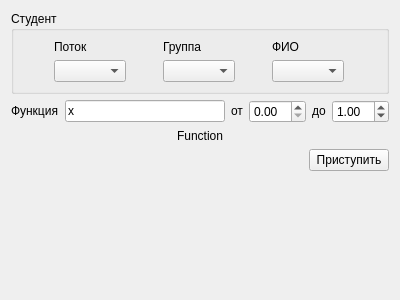
Qt form client/gui/UI/TaskChoiceWidget.ui (alexe-mgn/MonteCarloTrainer) before a commit.
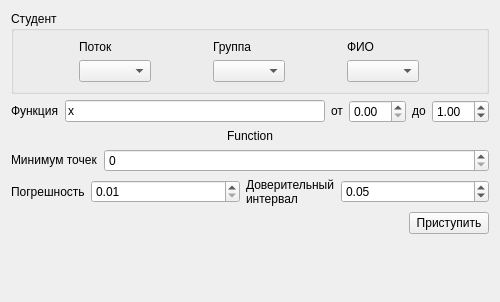
The same form after that commit.

Commit message: Added ERROR step, added points, error and confidence to Task.

```diff
--- a/client/gui/UI/TaskChoiceWidget.ui
+++ b/client/gui/UI/TaskChoiceWidget.ui
@@ -6,8 +6,8 @@
    <rect>
     <x>0</x>
     <y>0</y>
-    <width>400</width>
-    <height>300</height>
+    <width>500</width>
+    <height>302</height>
    </rect>
   </property>
   <property name="windowTitle">
@@ -187,6 +187,93 @@
      </item>
     </layout>
    </item>
+   <item>
+    <layout class="QHBoxLayout" name="layoutPoints">
+     <item>
+      <widget class="QLabel" name="labelPoints">
+       <property name="sizePolicy">
+        <sizepolicy hsizetype="Fixed" vsizetype="Fixed">
+         <horstretch>0</horstretch>
+         <verstretch>0</verstretch>
+        </sizepolicy>
+       </property>
+       <property name="text">
+        <string>Минимум точек</string>
+       </property>
+      </widget>
+     </item>
+     <item>
+      <widget class="QSpinBox" name="inputPoints">
+       <property name="minimum">
+        <number>0</number>
+       </property>
+       <property name="value">
+        <number>0</number>
+       </property>
+      </widget>
+     </item>
+    </layout>
+   </item>
+   <item>
+    <layout class="QHBoxLayout" name="layoutError" stretch="1,1,1,1">
+     <item>
+      <widget class="QLabel" name="labelError">
+       <property name="sizePolicy">
+        <sizepolicy hsizetype="Fixed" vsizetype="Fixed">
+         <horstretch>0</horstretch>
+         <verstretch>0</verstretch>
+        </sizepolicy>
+       </property>
+       <property name="text">
+        <string>Погрешность</string>
+       </property>
+      </widget>
+     </item>
+     <item>
+      <widget class="QDoubleSpinBox" name="inputError">
+       <property name="minimum">
+        <double>0.010000000000000</double>
+       </property>
+       <property name="maximum">
+        <double>1.000000000000000</double>
+       </property>
+       <property name="singleStep">
+        <double>0.010000000000000</double>
+       </property>
+      </widget>
+     </item>
+     <item>
+      <widget class="QLabel" name="labelConfidence">
+       <property name="sizePolicy">
+        <sizepolicy hsizetype="Fixed" vsizetype="Fixed">
+         <horstretch>0</horstretch>
+         <verstretch>0</verstretch>
+        </sizepolicy>
+       </property>
+       <property name="text">
+        <string>Доверительный
+интервал</string>
+       </property>
+      </widget>
+     </item>
+     <item>
+      <widget class="QDoubleSpinBox" name="inputConfidence">
+       <property name="minimum">
+        <double>0.010000000000000</double>
+       </property>
+       <property name="maximum">
+        <double>1.000000000000000</double>
+       </property>
+       <property name="singleStep">
+        <double>0.010000000000000</double>
+       </property>
+       <property name="value">
+        <double>0.050000000000000</double>
+       </property>
+      </widget>
+     </item>
+    </layout>
+   </item>
    <item>
     <layout class="QHBoxLayout" name="layoutComplete">
      <item>
@@ -204,6 +291,12 @@
      </item>
      <item>
       <widget class="QPushButton" name="buttonComplete">
+       <property name="sizePolicy">
+        <sizepolicy hsizetype="Fixed" vsizetype="Fixed">
+         <horstretch>0</horstretch>
+         <verstretch>0</verstretch>
+        </sizepolicy>
+       </property>
        <property name="text">
         <string>Приступить</string>
        </property>
```
The commit also changes 13 other files.
